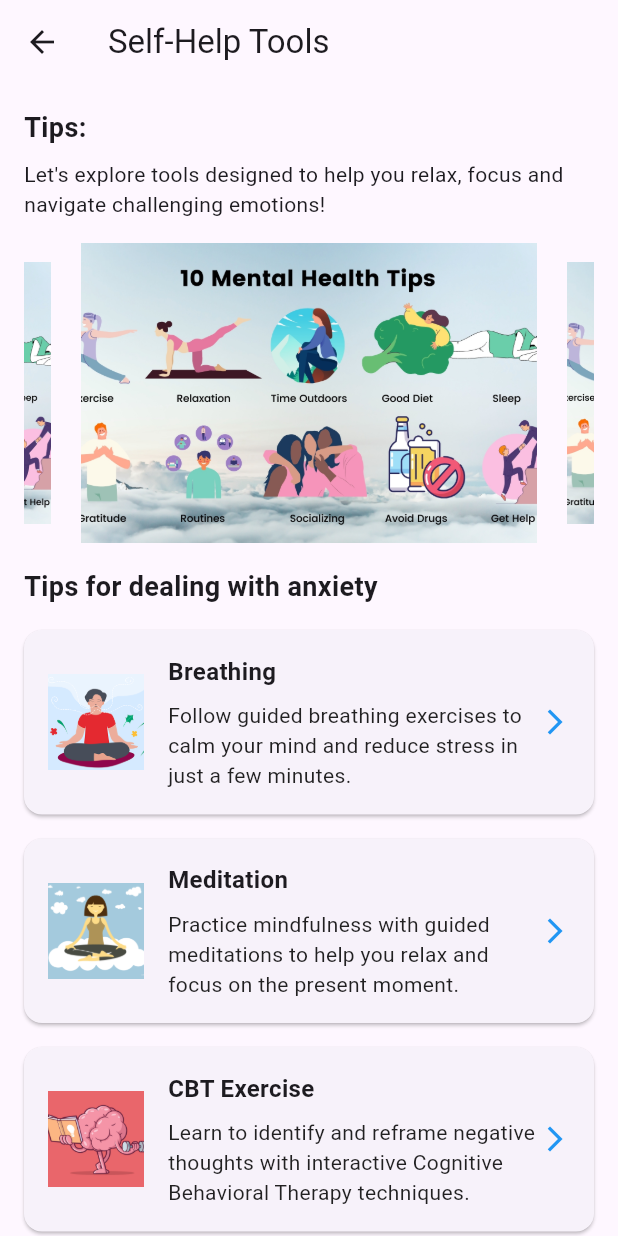
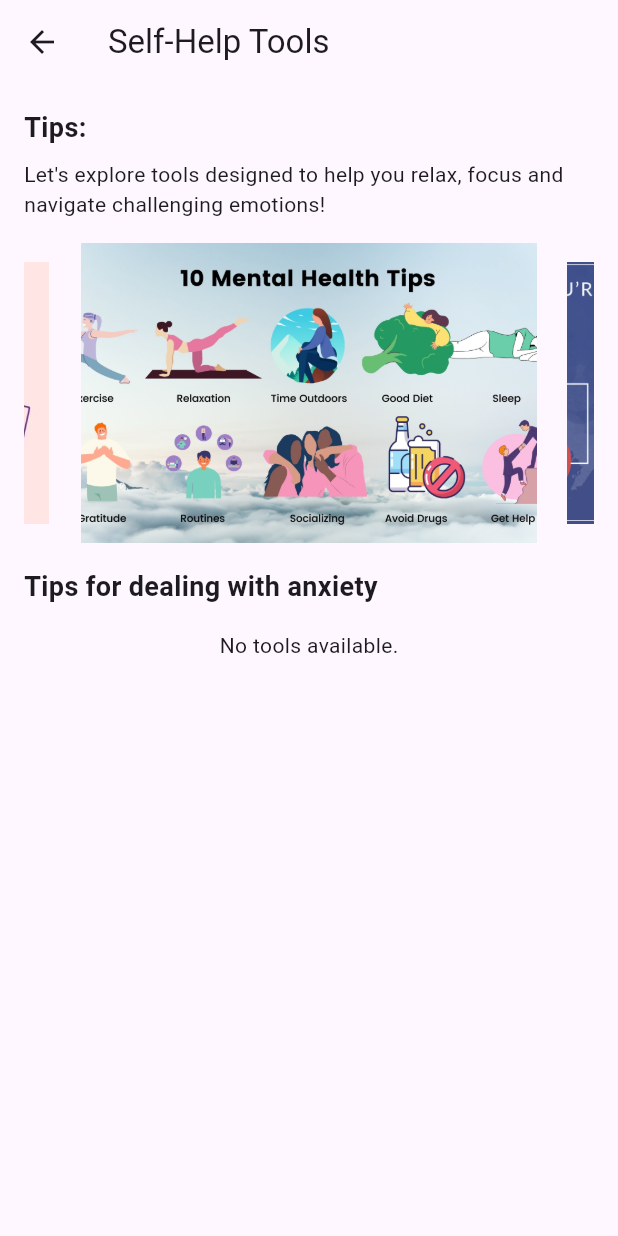
Before and after one commit to wholeGrainCat/PULSE-App, a Flutter app: the SelfHelpTools screen opened by its route, on a phone screen of 412 x 824 dp. Run offline on Flutter 3.47's test engine with Material 3 defaults, Android fonts, the phone set to English and light mode, and no system bars; drawn by our look-alikes of carousel_slider; our stand-ins replace cloud_firestore, firebase_auth, firebase_core, fl_chart, google_sign_in, smooth_page_indicator and 1 more; missing offline and left inert: aura_box, fluentui_emoji_icon, flutter_phone_direct_caller; accounts and stored records are empty.

Commit message:
self help tools backed done

```diff
--- a/lib/pages/self_help_tools.dart
+++ b/lib/pages/self_help_tools.dart
@@ -1,5 +1,7 @@
 import 'package:flutter/material.dart';
 import 'package:carousel_slider/carousel_slider.dart';
+import 'package:cloud_firestore/cloud_firestore.dart';
+import 'package:url_launcher/url_launcher.dart';
 
 class SelfHelpTools extends StatelessWidget {
   const SelfHelpTools({super.key});
@@ -28,8 +30,8 @@ class SelfHelpTools extends StatelessWidget {
               CarouselSlider(
                 items: [
                   Image.asset('assets/images/slider1.png', fit: BoxFit.cover),
-                  Image.asset('assets/images/slider1.png', fit: BoxFit.cover),
-                  Image.asset('assets/images/slider1.png', fit: BoxFit.cover),
+                  Image.asset('assets/images/slider2.png', fit: BoxFit.cover),
+                  Image.asset('assets/images/slider3.png', fit: BoxFit.cover),
                 ],
                 options: CarouselOptions(
                   height: 200,
@@ -43,57 +45,43 @@ class SelfHelpTools extends StatelessWidget {
                 style: TextStyle(fontSize: 18, fontWeight: FontWeight.bold),
               ),
               const SizedBox(height: 16),
-              ToolCard(
-                imagePath: 'assets/images/breathing.png',
-                title: 'Breathing',
-                description:
-                    'Follow guided breathing exercises to calm your mind and reduce stress in just a few minutes.',
-                onTap: () {
-                  Navigator.push(
-                    context,
-                    MaterialPageRoute(
-                      builder: (context) => const DetailScreen(
-                        title: 'Breathing',
-                        details:
-                            'Guided breathing exercises can help slow down your heart rate and relax your mind. Focus on inhaling deeply through your nose and exhaling through your mouth for a few minutes.',
-                      ),
-                    ),
-                  );
-                },
-              ),
-              ToolCard(
-                imagePath: 'assets/images/meditation.png',
-                title: 'Meditation',
-                description:
-                    'Practice mindfulness with guided meditations to help you relax and focus on the present moment.',
-                onTap: () {
-                  Navigator.push(
-                    context,
-                    MaterialPageRoute(
-                      builder: (context) => const DetailScreen(
-                        title: 'Meditation',
-                        details:
-                            'Meditation helps you center your thoughts and focus on the present. Start with 5-minute guided meditations and gradually increase the duration.',
-                      ),
-                    ),
-                  );
-                },
-              ),
-              ToolCard(
-                imagePath: 'assets/images/cbt.png',
-                title: 'CBT Exercise',
-                description:
-                    'Learn to identify and reframe negative thoughts with interactive Cognitive Behavioral Therapy techniques.',
-                onTap: () {
-                  Navigator.push(
-                    context,
-                    MaterialPageRoute(
-                      builder: (context) => const DetailScreen(
-                        title: 'CBT Exercise',
-                        details:
-                            'Cognitive Behavioral Therapy (CBT) exercises teach you how to recognize negative thinking patterns and replace them with healthier thoughts.',
-                      ),
-                    ),
+              // Fetch tools dynamically
+              StreamBuilder<QuerySnapshot>(
+                stream: FirebaseFirestore.instance
+                    .collection('self_help_tools')
+                    .snapshots(),
+                builder: (context, snapshot) {
+                  if (snapshot.connectionState == ConnectionState.waiting) {
+                    return const Center(child: CircularProgressIndicator());
+                  }
+
+                  if (!snapshot.hasData || snapshot.data!.docs.isEmpty) {
+                    return const Center(
+                      child: Text('No tools available.'),
+                    );
+                  }
+
+                  final tools = snapshot.data!.docs;
+
+                  return Column(
+                    children: tools.map((doc) {
+                      final data = doc.data() as Map<String, dynamic>;
+                      return ToolCard(
+                        imagePath: data['image'] ?? '',
+                        title: data['title'] ?? '',
+                        description: data['description'] ?? '',
+                        onTap: () {
+                          final url = data['url'] ?? '';
+                          if (url.isNotEmpty) {
+                            launchUrl(Uri.parse(url));
+                          } else {
+                            ScaffoldMessenger.of(context).showSnackBar(
+                              const SnackBar(content: Text('No URL provided')),
+                            );
+                          }
+                        },
+                      );
+                    }).toList(),
                   );
                 },
               ),
@@ -128,8 +116,7 @@ class ToolCard extends StatelessWidget {
         padding: const EdgeInsets.all(16.0),
         child: Row(
           children: [
-            // Image on the left
-            Image.asset(
+            Image.network(
               imagePath,
               width: 64,
               height: 64,
@@ -139,8 +126,7 @@ class ToolCard extends StatelessWidget {
                     size: 64, color: Colors.grey);
               },
             ),
-            const SizedBox(width: 16), // Space between image and text
-            // Title and description on the right
+            const SizedBox(width: 16),
             Expanded(
               child: Column(
                 crossAxisAlignment: CrossAxisAlignment.start,
@@ -158,7 +144,6 @@ class ToolCard extends StatelessWidget {
                 ],
               ),
             ),
-            // Arrow icon for navigation
             GestureDetector(
               onTap: onTap,
               child: const Icon(
@@ -173,26 +158,3 @@ class ToolCard extends StatelessWidget {
     );
   }
 }
-
-class DetailScreen extends StatelessWidget {
-  final String title;
-  final String details;
-
-  const DetailScreen({super.key, required this.title, required this.details});
-
-  @override
-  Widget build(BuildContext context) {
-    return Scaffold(
-      appBar: AppBar(
-        title: Text(title),
-      ),
-      body: Padding(
-        padding: const EdgeInsets.all(16.0),
-        child: Text(
-          details,
-          style: const TextStyle(fontSize: 16),
-        ),
-      ),
-    );
-  }
-}
```
Also changed, not shown: 1 other file.
